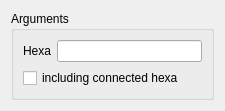
Old version of the form src/HEXABLOCKGUI/RemoveHexa_QTD.ui in the repository SalomePlatform/hexablock.
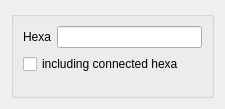
New version of the form.

The edit to the form file:
```diff
--- a/src/HEXABLOCKGUI/RemoveHexa_QTD.ui
+++ b/src/HEXABLOCKGUI/RemoveHexa_QTD.ui
@@ -7,7 +7,7 @@
     <x>0</x>
     <y>0</y>
     <width>225</width>
-    <height>103</height>
+    <height>109</height>
    </rect>
   </property>
   <property name="sizePolicy">
@@ -35,7 +35,7 @@
       </size>
      </property>
      <property name="title">
-      <string>Arguments</string>
+      <string/>
      </property>
      <layout class="QFormLayout" name="formLayout">
       <item row="0" column="0">
```
